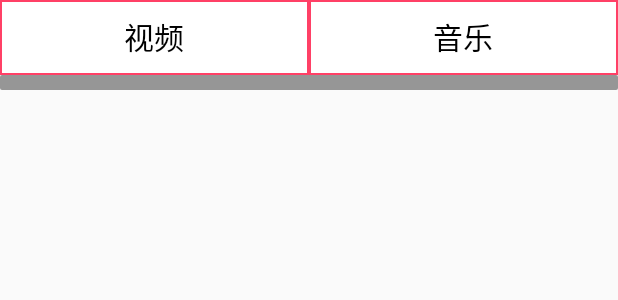
After one commit to qioixiy/ASystem_Android_Camera, an Android app: the layout activity_viewpager_test.xml on its own in the app's theme, with its tools: preview values and no code run, on a phone screen of 412 x 824 dp. The commit adds this screen. Shown: the top 300 px of the screen. Run offline under Robolectric (Android 15) with nearby library versions, the phone set to English and light mode, and no system bars.

Commit message:
pageviewer test case

```diff
--- a/app/src/main/java/com/xxzoo/xyz/drivingRecorder/MainActivity.java
+++ b/app/src/main/java/com/xxzoo/xyz/drivingRecorder/MainActivity.java
@@ -20,6 +20,7 @@ import com.wonderkiln.camerakit.CameraKitEventListener;
 import com.wonderkiln.camerakit.CameraKitImage;
 import com.wonderkiln.camerakit.CameraKitVideo;
 import com.wonderkiln.camerakit.CameraView;
+import com.xxzoo.xyz.test.R;
 
 import java.io.File;
 import java.io.FileNotFoundException;
--- /dev/null
+++ b/app/src/main/res/drawable/pageviewer_selector.xml
@@ -0,0 +1,18 @@
+<?xml version="1.0" encoding="utf-8"?>
+<shape xmlns:android="http://schemas.android.com/apk/res/android"
+    android:useLevel="false"
+    >
+    <solid android:color="@null"/>
+    <padding android:left="1dip"
+        android:right="1dip"
+        android:bottom="1dip"/>
+
+    <stroke android:width="1dip"
+        android:color="@color/theme_red"
+        />
+    <!--边框宽度-->
+    <size android:width="15dip"
+        android:height="15dip"
+        />
+    <!--边框-->
+</shape>
--- /dev/null
+++ b/app/src/main/res/drawable/scrollbar.xml
@@ -0,0 +1,15 @@
+<?xml version="1.0" encoding="utf-8"?>
+<shape xmlns:android="http://schemas.android.com/apk/res/android"
+
+    android:scrollbarStyle="outsideOverlay"
+    android:scrollbarThumbVertical="@color/red_square"
+    android:scrollbarSize="3dp"
+    android:scrollbars="vertical"
+    >
+    <!-- 填充 -->
+    <solid android:color="#66000000"/>
+    <!-- 圆角 -->
+    <corners android:radius="1dp" />
+
+
+</shape>
--- /dev/null
+++ b/app/src/main/res/layout/activity_viewpager_test.xml
@@ -0,0 +1,52 @@
+<RelativeLayout xmlns:android="http://schemas.android.com/apk/res/android"
+    xmlns:tools="http://schemas.android.com/tools" android:layout_width="match_parent"
+    android:layout_height="match_parent"  tools:context=".MediaPlayerActivity">
+
+    <LinearLayout
+        android:id="@+id/linearLayout"
+        android:layout_width="match_parent"
+        android:layout_height="50.0dip"
+        android:background="#FFFFFF"
+        >
+
+        <!--layout_weight这个属性为权重，让两个textview平分这个linearLayout-->
+        <TextView
+            android:id="@+id/videoLayout"
+            android:layout_width="match_parent"
+            android:layout_height="match_parent"
+            android:layout_weight="1.0"
+            android:gravity="center"
+            android:text="视频"
+            android:textColor="#000000"
+            android:textSize="20dip"
+            android:background="@drawable/pageviewer_selector"/>
+
+        <TextView
+            android:id="@+id/musicLayout"
+            android:layout_width="match_parent"
+            android:layout_height="match_parent"
+            android:layout_weight="1.0"
+            android:gravity="center"
+            android:text="音乐"
+            android:textColor="#000000"
+            android:textSize="20dip"
+            android:background="@drawable/pageviewer_selector"/>
+
+    </LinearLayout>
+
+    <ImageView
+        android:layout_width="match_parent"
+        android:layout_height="10dp"
+        android:layout_below="@id/linearLayout"
+        android:id="@+id/scrollbar"
+        android:scaleType="matrix"
+        android:src="@drawable/scrollbar"/>
+
+    <android.support.v4.view.ViewPager
+        android:id="@+id/viewPager"
+        android:layout_width="match_parent"
+        android:layout_height="wrap_content"
+        android:layout_below="@id/scrollbar">
+    </android.support.v4.view.ViewPager>
+
+</RelativeLayout>
--- /dev/null
+++ b/app/src/main/res/layout/media_player.xml
@@ -0,0 +1,6 @@
+<?xml version="1.0" encoding="utf-8"?>
+<RelativeLayout xmlns:android="http://schemas.android.com/apk/res/android"
+    android:orientation="vertical" android:layout_width="match_parent"
+    android:layout_height="match_parent"
+    android:background="#acbbcf">
+</RelativeLayout>
--- /dev/null
+++ b/app/src/main/res/layout/video_player.xml
@@ -0,0 +1,6 @@
+<?xml version="1.0" encoding="utf-8"?>
+<RelativeLayout xmlns:android="http://schemas.android.com/apk/res/android"
+    android:orientation="vertical" android:layout_width="match_parent"
+    android:layout_height="match_parent"
+    android:background="#ad2929">
+</RelativeLayout>
--- a/app/src/main/res/values/colors.xml
+++ b/app/src/main/res/values/colors.xml
@@ -7,4 +7,7 @@
     <color name="color_check_bg">#ff408c</color>
     <color name="white">#ffffff</color>
     <color name="black">#000000</color>
+    <color name="red_square">#fa3a25</color>
+    <color name="press">#25fa55</color>
+
 </resources>
```
Also changed, not shown: app/src/main/java/com/xxzoo/xyz/test/MediaPlayerActivity.java (added, +162 -0 lines).
